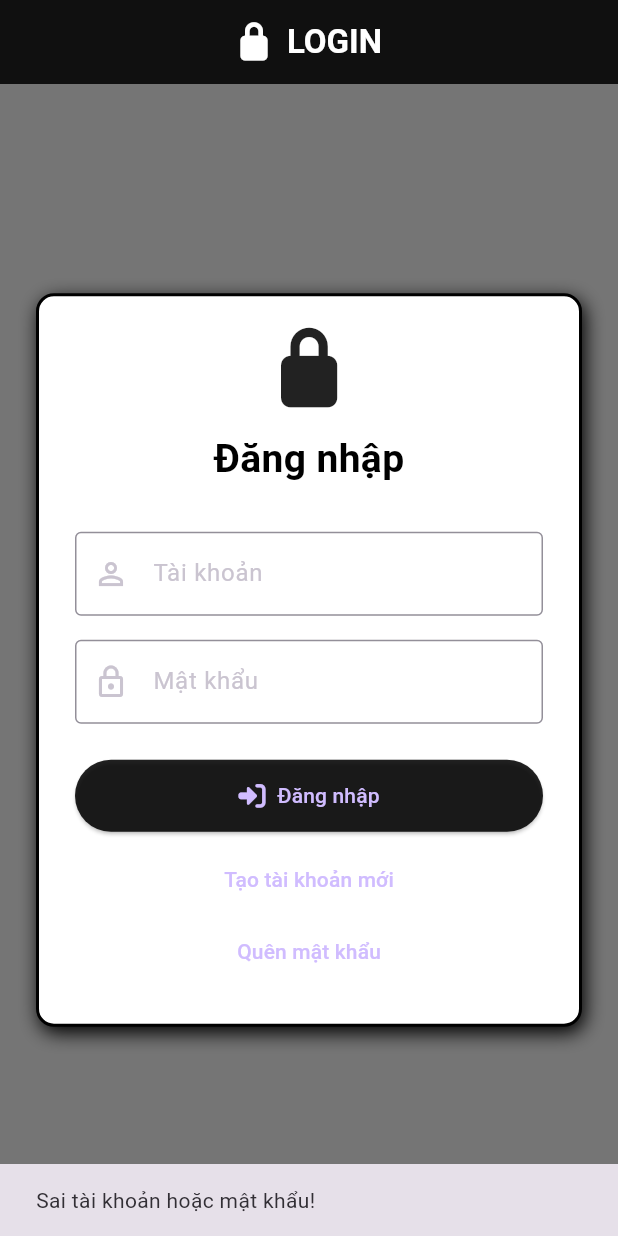
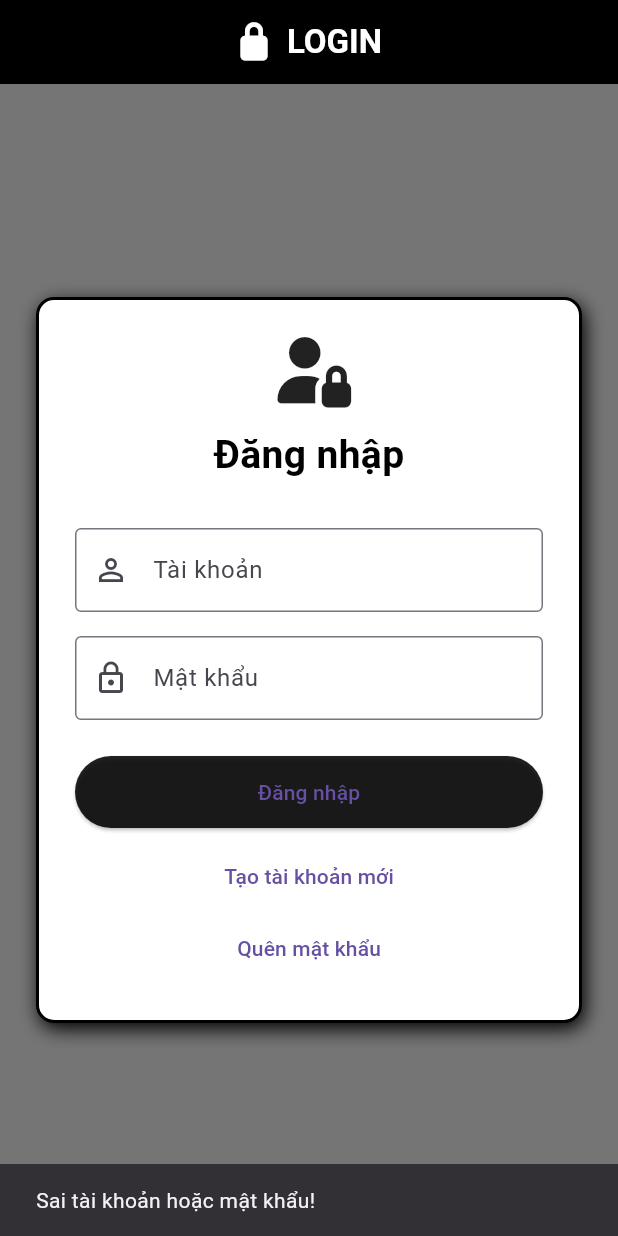
Before and after one commit to KhangBuiNam/flutter_rebuild_mobile_app, a Flutter app: the screen it shows after launch, after a tap on "Đăng nhập", on a phone screen of 412 x 824 dp. Run offline on Flutter 3.47's test engine with Material 3 defaults, Android fonts, the phone set to English and light mode, and no system bars; our stand-ins replace font_awesome_flutter, shared_preferences.

Commit message:
update_fix_icons

```diff
--- a/login_rebuild/lib/login_page.dart
+++ b/login_rebuild/lib/login_page.dart
@@ -1,6 +1,7 @@
 import 'package:flutter/material.dart';
 import 'package:shared_preferences/shared_preferences.dart';
 import 'home_page.dart';
+import 'my_icons.dart';
 import 'package:font_awesome_flutter/font_awesome_flutter.dart';
 
 class LoginPage extends StatefulWidget {
@@ -19,13 +20,19 @@ class _LoginPageState extends State<LoginPage> {
     final savedUser = prefs.getString('username');
     final savedPass = prefs.getString('password');
 
+    print("📦 PREF LOADED:");
+    print("Username: $savedUser");
+    print("Password: $savedPass");
+
     if (_usernameController.text == savedUser &&
         _passwordController.text == savedPass) {
+      print("✅ Login successful!");
       Navigator.pushReplacement(
         context,
         MaterialPageRoute(builder: (_) => const HomePage()),
       );
     } else {
+      print("❌ Wrong username or password!");
       ScaffoldMessenger.of(context).showSnackBar(
         const SnackBar(content: Text('Sai tài khoản hoặc mật khẩu!')),
       );
@@ -37,6 +44,10 @@ class _LoginPageState extends State<LoginPage> {
     await prefs.setString('username', _usernameController.text);
     await prefs.setString('password', _passwordController.text);
 
+    print("🔥 PREF IS SAVED!");
+    print("Username: ${_usernameController.text}");
+    print("Password: ${_passwordController.text}");
+
     ScaffoldMessenger.of(
       context,
     ).showSnackBar(const SnackBar(content: Text('Tạo tài khoản thành công!')));
@@ -45,6 +56,8 @@ class _LoginPageState extends State<LoginPage> {
   Future<void> _forgotPassword() async {
     final prefs = await SharedPreferences.getInstance();
     final pass = prefs.getString('password') ?? 'Chưa có mật khẩu nào được lưu';
+    print("🔍 Forgot password requested → $pass");
+
     ScaffoldMessenger.of(
       context,
     ).showSnackBar(SnackBar(content: Text('Mật khẩu của bạn: $pass')));
@@ -55,7 +68,7 @@ class _LoginPageState extends State<LoginPage> {
     return Scaffold(
       backgroundColor: Colors.black54,
       appBar: AppBar(
-        backgroundColor: Colors.black87,
+        backgroundColor: Colors.black,
         centerTitle: true,
         title: Row(
           mainAxisSize: MainAxisSize.min, // Giúp căn giữa icon + text
@@ -77,26 +90,29 @@ class _LoginPageState extends State<LoginPage> {
         child: Center(
           child: SingleChildScrollView(
             child: Container(
-              width: 450,
+              width: 450, // chiều rộng form  login
               padding: const EdgeInsets.all(24),
               decoration: BoxDecoration(
-                color: Colors.white,
-                borderRadius: BorderRadius.circular(12),
-                boxShadow: const [
+                color: Colors.white, // nền trắng
+                borderRadius: BorderRadius.circular(12), // bo góc
+                boxShadow: [
                   BoxShadow(
                     color: Colors.black,
                     blurRadius: 10,
-                    offset: Offset(2, 4),
+                    offset: const Offset(2, 4),
                   ),
                 ],
-                border: Border.all(color: Colors.black, width: 2),
+                border: Border.all(
+                  color: Colors.black, // màu viền
+                  width: 2,
+                ),
               ),
               child: Column(
                 mainAxisSize: MainAxisSize.min,
                 children: [
                   const Icon(
-                    FontAwesomeIcons.lock,
-                    size: 50,
+                    FontAwesomeIcons.userLock,
+                    size: 45,
                     color: Colors.black87,
                   ),
                   const SizedBox(height: 16),
@@ -130,14 +146,14 @@ class _LoginPageState extends State<LoginPage> {
                   const SizedBox(height: 24),
                   SizedBox(
                     width: double.infinity,
-                    child: ElevatedButton.icon(
+                    child: ElevatedButton(
                       onPressed: writeCache,
-                      icon: const Icon(FontAwesomeIcons.signInAlt, size: 18),
-                      label: const Text("Đăng nhập"),
                       style: ElevatedButton.styleFrom(
                         backgroundColor: Colors.black87,
                         padding: const EdgeInsets.symmetric(vertical: 14),
                       ),
+
+                      child: const Text("Đăng nhập"),
                     ),
                   ),
                   const SizedBox(height: 8),
--- a/login_rebuild/lib/main.dart
+++ b/login_rebuild/lib/main.dart
@@ -16,7 +16,10 @@ class MyApp extends StatelessWidget {
     return MaterialApp(
       debugShowCheckedModeBanner: false,
       title: 'Flutter Login Demo',
-      theme: ThemeData.dark(),
+      theme: ThemeData(
+        brightness: Brightness.light,
+        scaffoldBackgroundColor: Colors.black54,
+      ),
       home: const SplashScreen(),
     );
   }
@@ -48,7 +51,7 @@ class _SplashScreenState extends State<SplashScreen> {
       body: Center(
         child: Text(
           'Welcome 👋',
-          style: TextStyle(fontSize: 28, color: Colors.white),
+          style: TextStyle(fontSize: 28, color: Colors.black87),
         ),
       ),
     );
```
